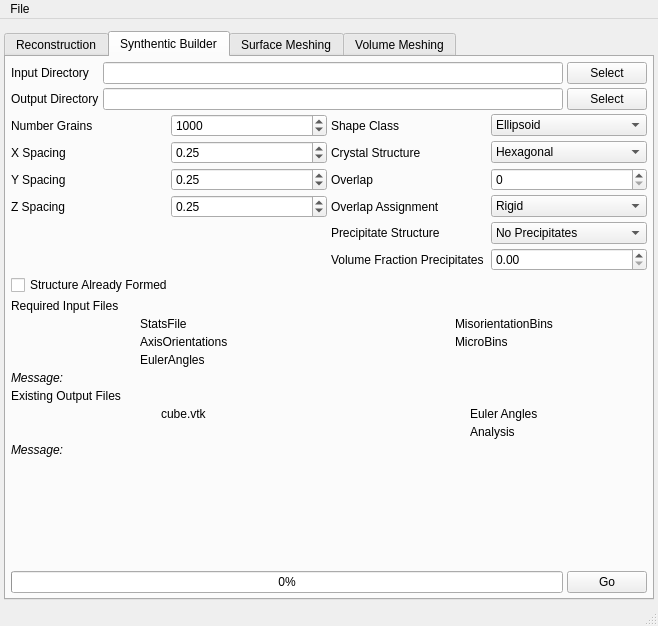
First picture: the form in Source/AIM/GUI/UI_Files/RepresentationUI.ui, repository BlueQuartzSoftware/DREAM3D, before the edit.
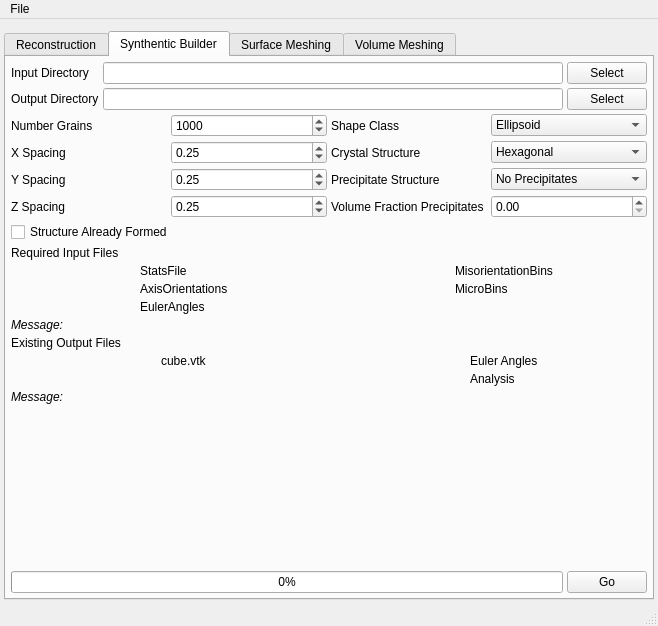
Second picture: the form after the edit. The open tabs and pages were chosen to show the change. Icons and pictures are not drawn.

Commit message: Removed overlap options from GrainGenerator Tab that are no longer used.

```diff
--- a/Source/AIM/GUI/UI_Files/RepresentationUI.ui
+++ b/Source/AIM/GUI/UI_Files/RepresentationUI.ui
@@ -913,13 +913,6 @@
         </item>
         <item>
          <layout class="QGridLayout" name="gridLayout_7">
-          <item row="2" column="2">
-           <widget class="QLabel" name="label_21">
-            <property name="text">
-             <string>Overlap</string>
-            </property>
-           </widget>
-          </item>
           <item row="1" column="2">
            <widget class="QLabel" name="label_19">
             <property name="text">
@@ -967,27 +960,6 @@
             </item>
            </widget>
           </item>
-          <item row="3" column="2">
-           <widget class="QLabel" name="label_17">
-            <property name="text">
-             <string>Overlap Assignment</string>
-            </property>
-           </widget>
-          </item>
-          <item row="3" column="3">
-           <widget class="QComboBox" name="gg_OverlapAssignment">
-            <item>
-             <property name="text">
-              <string>Rigid</string>
-             </property>
-            </item>
-            <item>
-             <property name="text">
-              <string>Progressive</string>
-             </property>
-            </item>
-           </widget>
-          </item>
           <item row="3" column="0">
            <widget class="QLabel" name="label_16">
             <property name="text">
@@ -1059,14 +1031,14 @@
             </property>
            </widget>
           </item>
-          <item row="2" column="3">
-           <widget class="QSpinBox" name="gg_OverlapAllowed">
-            <property name="maximum">
-             <number>100</number>
+          <item row="2" column="2">
+           <widget class="QLabel" name="label_48">
+            <property name="text">
+             <string>Precipitate Structure</string>
             </property>
            </widget>
           </item>
-          <item row="4" column="3">
+          <item row="2" column="3">
            <widget class="QComboBox" name="gg_Precipitates">
             <item>
              <property name="text">
@@ -1085,23 +1057,16 @@
             </item>
            </widget>
           </item>
-          <item row="4" column="2">
-           <widget class="QLabel" name="label_48">
-            <property name="text">
-             <string>Precipitate Structure</string>
-            </property>
-           </widget>
-          </item>
-          <item row="5" column="3">
-           <widget class="QDoubleSpinBox" name="gg_FractionPrecipitates"/>
-          </item>
-          <item row="5" column="2">
+          <item row="3" column="2">
            <widget class="QLabel" name="label_49">
             <property name="text">
              <string>Volume Fraction Precipitates</string>
             </property>
            </widget>
           </item>
+          <item row="3" column="3">
+           <widget class="QDoubleSpinBox" name="gg_FractionPrecipitates"/>
+          </item>
          </layout>
         </item>
         <item>
```
Left out of the diff: 7 changed lines with no effect on the pictures. The commit also changes 6 other files.
